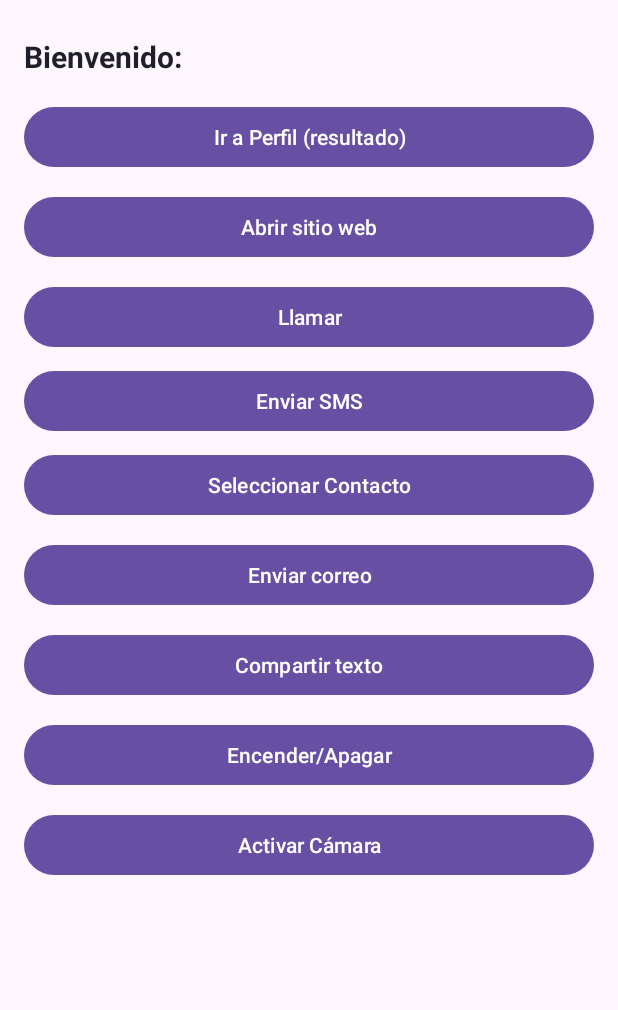
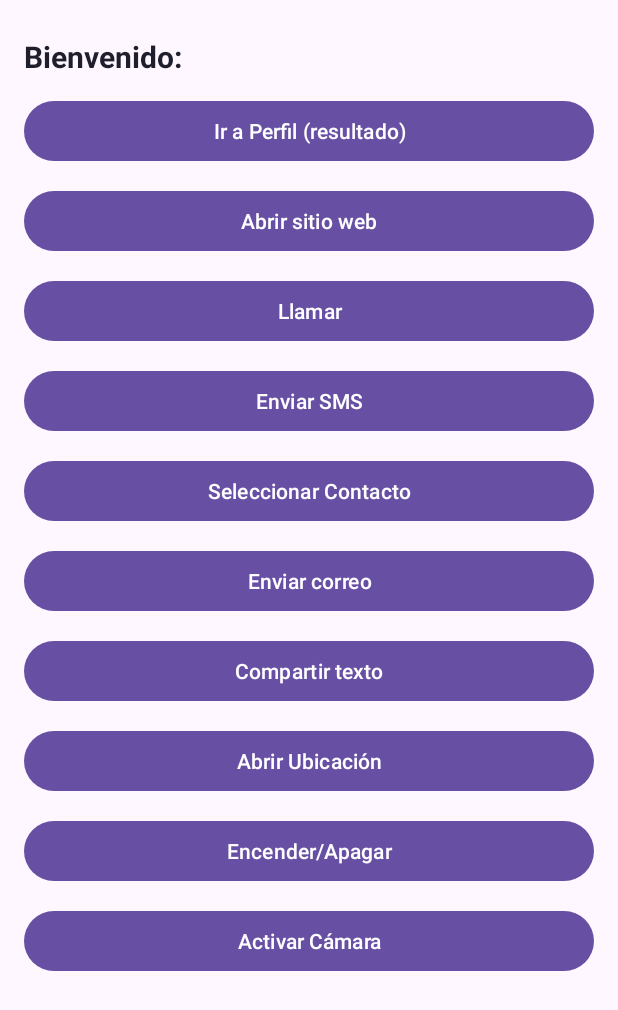
Before and after one commit to PatricioChandia/Prueba_Android_prueba2, an Android app: the HomeActivity screen opened directly, with no data from a screen before it, on a phone screen of 412 x 824 dp. Shown: the top 1010 px of the screen. Run offline under Robolectric (Android 15) with nearby library versions, the phone set to English and light mode, and no system bars.

Commit message:
Se Agregó el botón y el evento de abrir Ubicación. Se define la ubicación de la Sede Santiago Centro (Vergara) como predeterminada para mostrar en GoogleMaps.
Modificaciones en el archivo HomeActivity.java y activity_home.xml

```diff
--- a/app/src/main/res/layout/activity_home.xml
+++ b/app/src/main/res/layout/activity_home.xml
@@ -48,7 +48,7 @@
                     android:id="@+id/btnIrPerfil"
                     android:layout_width="match_parent"
                     android:layout_height="wrap_content"
-                    android:layout_marginTop="16dp"
+                    android:layout_marginTop="12dp"
                     android:text="Ir a Perfil (resultado)"/>
 
                 <Button
@@ -79,16 +79,14 @@
                     android:id="@+id/btnSMS"
                     android:layout_width="match_parent"
                     android:layout_height="wrap_content"
-                    android:layout_marginTop="8dp"
-                    android:padding="8dp"
+                    android:layout_marginTop="12dp"
                     android:text="Enviar SMS" />
 
                 <Button
                     android:id="@+id/btnSeleccionarContacto"
                     android:layout_width="match_parent"
                     android:layout_height="wrap_content"
-                    android:layout_marginTop="8dp"
-                    android:padding="8dp"
+                    android:layout_marginTop="12dp"
                     android:text="Seleccionar Contacto" />
 
                 <Button
@@ -106,6 +104,13 @@
                     android:text="Compartir texto"/>
 
                 <Button
+                    android:id="@+id/btnUbicacion"
+                    android:layout_width="match_parent"
+                    android:layout_height="wrap_content"
+                    android:layout_marginTop="12dp"
+                    android:text="Abrir Ubicación"/>
+
+                <Button
                     android:id="@+id/btnLinterna"
                     android:layout_width="match_parent"
                     android:layout_height="wrap_content"
@@ -119,7 +124,6 @@
                     android:layout_marginTop="12dp"
                     android:text="Activar Cámara"/>
 
-
             </LinearLayout>
         </LinearLayout>
     </androidx.core.widget.NestedScrollView>
```
Also changed, not shown: app/src/main/java/com/devst/app/HomeActivity.java (+26 -10 lines).
